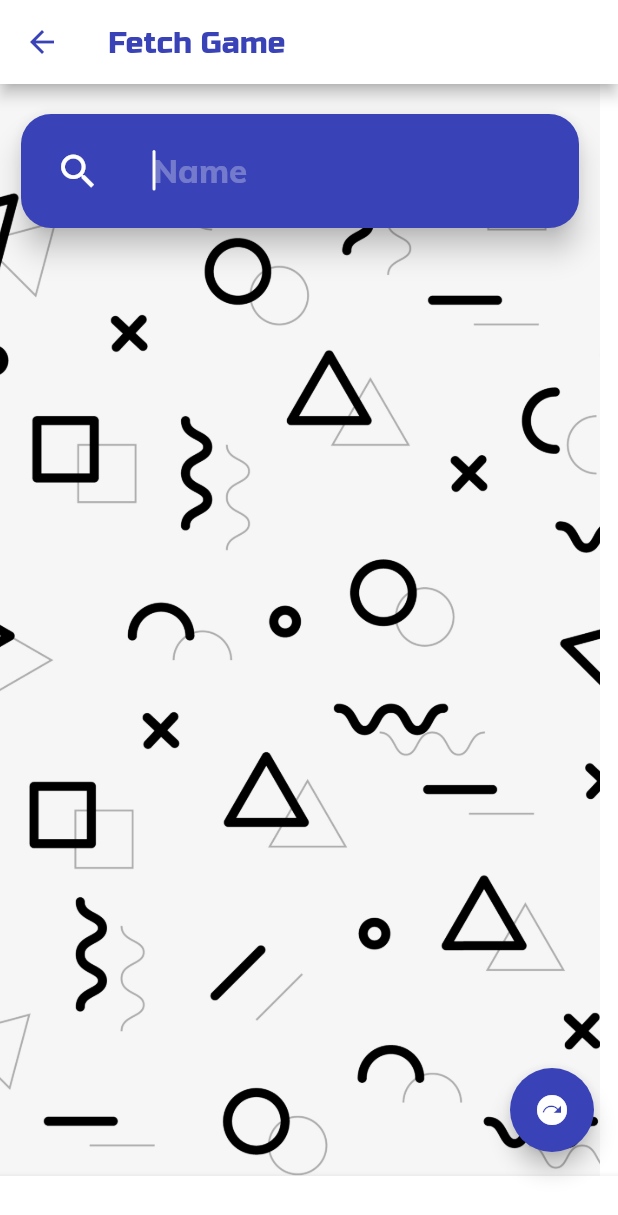
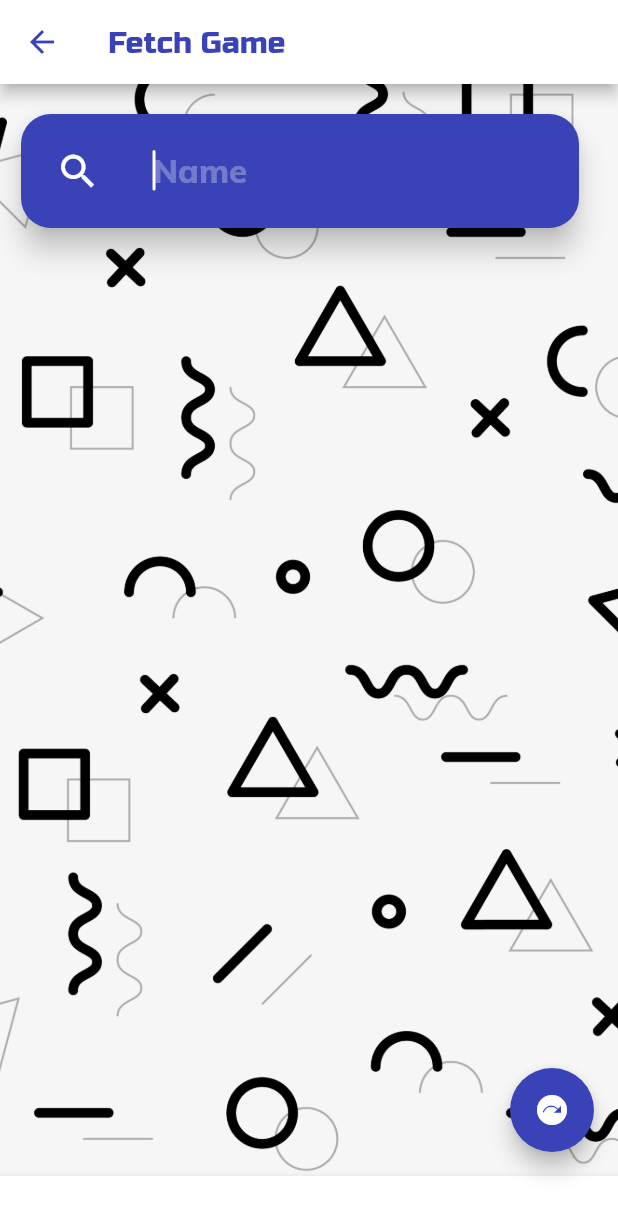
Before and after one commit to wasiflamer/gameraid, a Flutter app: the add_game screen opened directly, on a phone screen of 412 x 824 dp. Shown: the top 1215 px of the screen. Run offline on Flutter 3.47's test engine with Material 2 defaults, Android fonts, the light colour scheme and no system bars.

Commit message:
before tweaking show_list

```diff
--- a/lib/src/add_game.dart
+++ b/lib/src/add_game.dart
@@ -32,7 +32,19 @@ class _add_gameState extends State<add_game> {
   @override
   Widget build(BuildContext context) {
 
-    return Scaffold(
+    return Container(
+
+
+      decoration: BoxDecoration(
+      image: DecorationImage(
+      image: AssetImage("images/background/pattern_2/image.jpg"),
+      fit: BoxFit.cover,
+
+      ),
+      ),
+
+
+      child: Scaffold(
 
           appBar: AppBar(
 
@@ -43,7 +55,7 @@ class _add_gameState extends State<add_game> {
           title:  const Text('Fetch Game'),
           ),
 
-        backgroundColor: Colors.white,
+          backgroundColor: Colors.transparent,
 
           bottomNavigationBar: BottomAppBar(
 
@@ -56,18 +68,11 @@ class _add_gameState extends State<add_game> {
             extendBody: true,
 
             body: Container(
-            decoration: const BoxDecoration(
-            image: DecorationImage(
-            image: AssetImage("images/background/pattern_2/image.jpg"),
-            fit: BoxFit.cover,
-
-            ),
-            ),
 
               child: SingleChildScrollView(
               child: SizedBox(
               width: 400,
-            height: 900,
+
               child: Column(
               crossAxisAlignment: CrossAxisAlignment.start,
               // ignore: prefer_const_literals_to_create_immutables
@@ -186,6 +191,7 @@ class _add_gameState extends State<add_game> {
 
 
 
+        ),
     );
   }
 }
```
Lines whose indentation alone changed are shown as unchanged.
